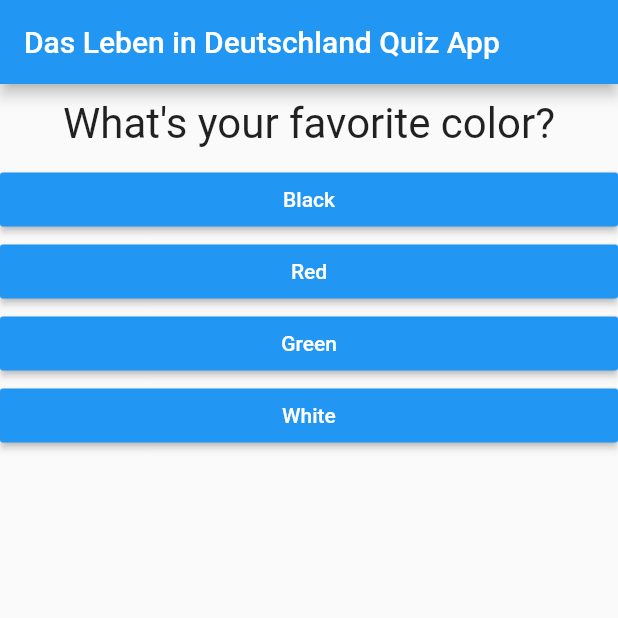
After one commit to de24world/flutter_quiz_app, a Flutter app: the screen it shows after launch, on a phone screen of 412 x 824 dp, the top half of it. The commit adds this screen. Run offline on Flutter 3.47's test engine with Material 2 defaults, Android fonts, the phone set to English and light mode, and no system bars.

Commit message:
51. Splitting the App Into Widgets

```diff
--- a/lib/main.dart
+++ b/lib/main.dart
@@ -1,5 +1,7 @@
 import 'package:flutter/material.dart';
 
+import './quiz.dart';
+import './result.dart';
 import './question.dart';
 import './answer.dart';
 
@@ -18,7 +20,7 @@ class MyApp extends StatefulWidget {
 }
 
 class _MyAppState extends State<MyApp> {
-  final questions = const [
+  final _questions = const [
     {
       'questionText': 'What\'s your favorite color?',
       'answers': ['Black', 'Red', 'Green', 'White'],
@@ -41,7 +43,7 @@ class _MyAppState extends State<MyApp> {
       _questionIndex = _questionIndex + 1;
     });
     print(_questionIndex);
-    if (_questionIndex < questions.length) {
+    if (_questionIndex < _questions.length) {
       print('We have more questions!');
     } else {
       print('No more questions!');
@@ -52,22 +54,17 @@ class _MyAppState extends State<MyApp> {
   Widget build(BuildContext context) {
     return MaterialApp(
       home: Scaffold(
-          appBar: AppBar(
-            title: Text('Das Leben in Deutschland Quiz App'),
-          ),
-          body: _questionIndex < questions.length
-              ? Column(
-                  children: [
-                    Question(
-                      questions[_questionIndex]['questionText'],
-                    ),
-                    ...(questions[_questionIndex]['answers'] as List<String>)
-                        .map((answer) {
-                      return Answer(_answerQuestion, answer);
-                    }).toList()
-                  ],
-                )
-              : Center(child: Text('You did it!'))),
+        appBar: AppBar(
+          title: Text('Das Leben in Deutschland Quiz App'),
+        ),
+        body: _questionIndex < _questions.length
+            ? Quiz(
+                answerQuestion: _answerQuestion,
+                questionIndex: _questionIndex,
+                questions: _questions,
+              )
+            : Result(),
+      ),
     );
   }
 }
--- /dev/null
+++ b/lib/quiz.dart
@@ -0,0 +1,28 @@
+import 'package:flutter/material.dart';
+import './question.dart';
+import './answer.dart';
+
+class Quiz extends StatelessWidget {
+  final List<Map<String, Object>> questions;
+  final int questionIndex;
+  final Function answerQuestion;
+
+  Quiz(
+      {@required this.questions,
+      @required this.answerQuestion,
+      @required this.questionIndex});
+
+  @override
+  Widget build(BuildContext context) {
+    return Column(
+      children: [
+        Question(
+          questions[questionIndex]['questionText'],
+        ),
+        ...(questions[questionIndex]['answers'] as List<String>).map((answer) {
+          return Answer(answerQuestion, answer);
+        }).toList()
+      ],
+    );
+  }
+}
```
Also changed, not shown: lib/result.dart (added, +10 -0 lines).
